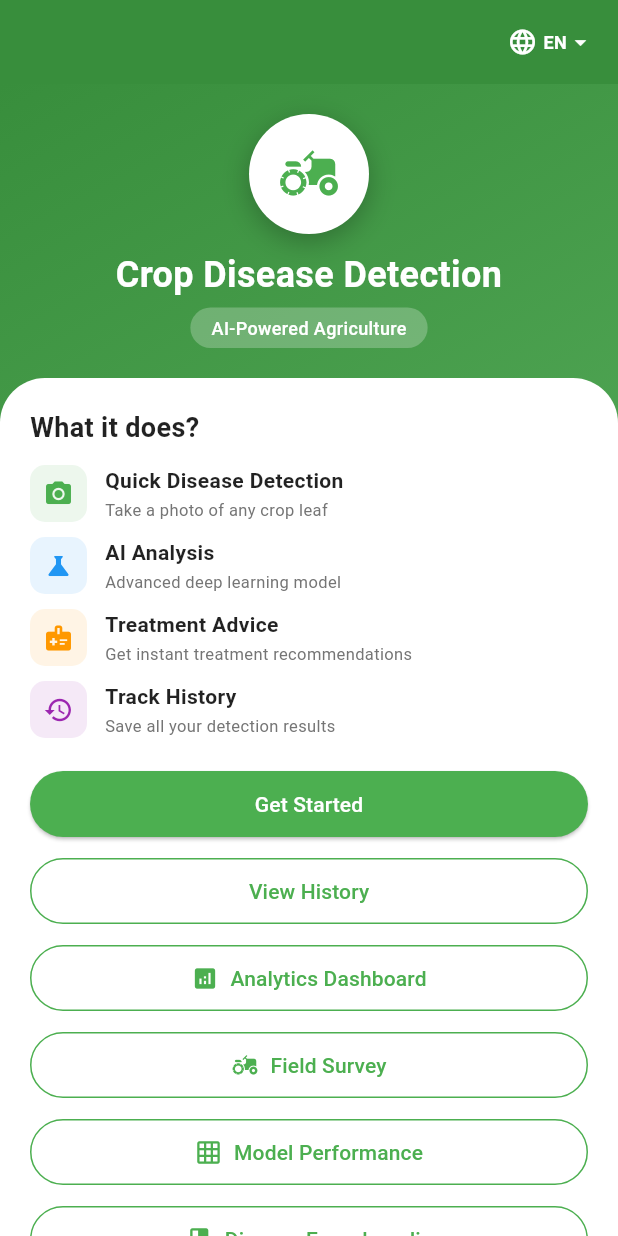
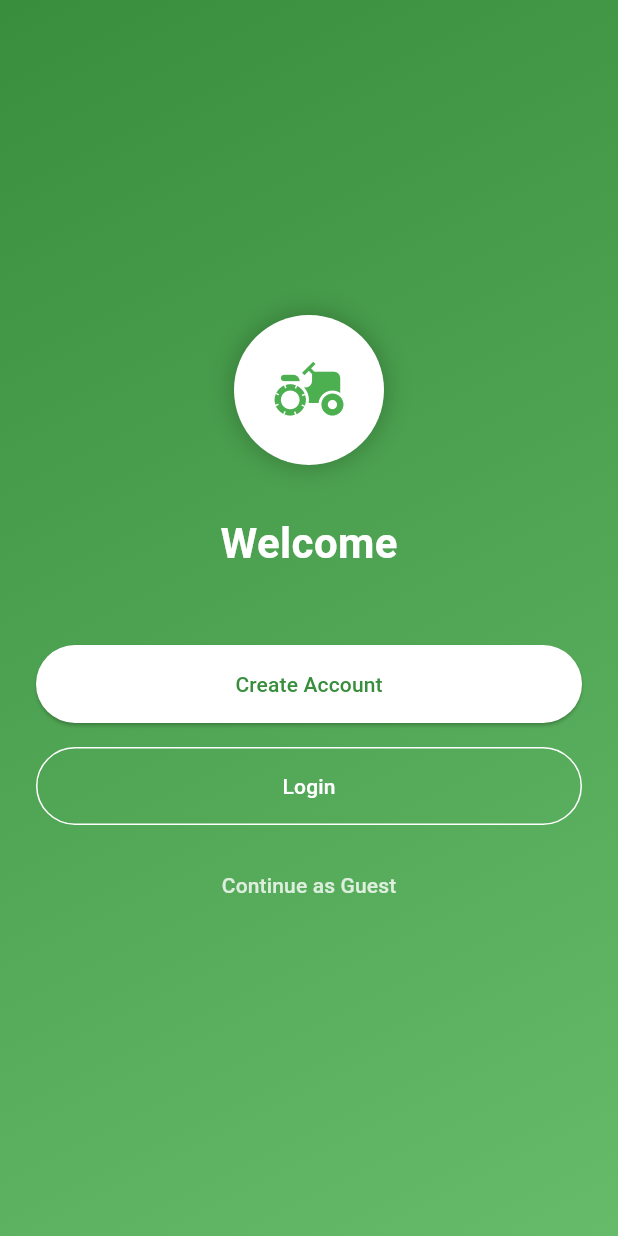
Before and after one commit to Eyerusalem24/flutter-crop-disease-app, a Flutter app: the screen it shows after launch, on a phone screen of 412 x 824 dp. Run offline on Flutter 3.47's test engine with Material 3 defaults, Android fonts, the light colour scheme and no system bars; our stand-ins replace camera, cross_file, csv, fl_chart, flutter_tts, image_picker and 5 more; accounts and stored records are empty.

Commit message:
feat: Add Supabase authentication and cloud sync
- Add Supabase service for auth and cloud storage
- Add login and signup pages with email/password
- Add guest mode option for users without accounts
- Add cloud sync for predictions when logged in
- Add local storage service for guest mode persistence
- Fix null safety in history service
- Update auth wrapper to handle authentication state

```diff
--- a/frontend/lib/main.dart
+++ b/frontend/lib/main.dart
@@ -1,15 +1,25 @@
 import 'package:flutter/material.dart';
 import 'package:camera/camera.dart';
-import 'pages/home_page.dart';
+import 'pages/auth_wrapper.dart';
 import 'services/translation_service.dart';
+import 'services/supabase_service.dart';
 
 List<CameraDescription> cameras = [];
 
 void main() async {
   WidgetsFlutterBinding.ensureInitialized();
+
+  // Initialize Supabase
+  final supabase = SupabaseService();
+  await supabase.init();
+
+  // Initialize translations
   await TranslationService.init();
+
+  // Initialize cameras
   cameras = await availableCameras();
   print('📷 Cameras found: ${cameras.length}');
+
   runApp(const CropDiseaseApp());
 }
 
@@ -23,12 +33,8 @@ class CropDiseaseApp extends StatelessWidget {
       builder: (context, child) {
         return MaterialApp(
           title: TranslationService.translate('app_title'),
-          theme: ThemeData(
-            primaryColor: Colors.green,
-            fontFamily: 'Roboto',
-            useMaterial3: true,
-          ),
-          home: HomePage(cameras: cameras),  // ← Pass cameras here
+          theme: ThemeData(primaryColor: Colors.green),
+          home: AuthWrapper(cameras: cameras),
           debugShowCheckedModeBanner: false,
         );
       },
--- /dev/null
+++ b/frontend/lib/pages/auth_choice_page.dart
@@ -0,0 +1,124 @@
+import 'package:flutter/material.dart';
+import 'package:camera/camera.dart';
+import 'home_page.dart';
+import 'login_page.dart';
+import '../services/local_storage_service.dart';
+import '../services/translation_service.dart';
+
+class AuthChoicePage extends StatelessWidget {
+  final List<CameraDescription> cameras;
+  const AuthChoicePage({super.key, required this.cameras});
+
+  @override
+  Widget build(BuildContext context) {
+    final isAmharic = TranslationService.isAmharic;
+
+    return Scaffold(
+      body: Container(
+        decoration: BoxDecoration(
+          gradient: LinearGradient(
+            begin: Alignment.topLeft,
+            end: Alignment.bottomRight,
+            colors: [Colors.green[700]!, Colors.green[400]!],
+          ),
+        ),
+        child: SafeArea(
+          child: Center(
+            child: Padding(
+              padding: const EdgeInsets.all(24),
+              child: Column(
+                mainAxisAlignment: MainAxisAlignment.center,
+                children: [
+                  Container(
+                    width: 100,
+                    height: 100,
+                    decoration: BoxDecoration(
+                      color: Colors.white,
+                      shape: BoxShape.circle,
+                      boxShadow: const [
+                        BoxShadow(color: Colors.black26, blurRadius: 15),
+                      ],
+                    ),
+                    child: const Icon(Icons.agriculture, size: 50, color: Colors.green),
+                  ),
+                  const SizedBox(height: 32),
+                  Text(
+                    isAmharic ? 'እንኳን ደህና መጡ' : 'Welcome',
+                    style: const TextStyle(fontSize: 28, fontWeight: FontWeight.bold, color: Colors.white),
+                  ),
+                  const SizedBox(height: 48),
+                  SizedBox(
+                    width: double.infinity,
+                    child: ElevatedButton(
+                      onPressed: () {
+                        Navigator.push(
+                          context,
+                          MaterialPageRoute(
+                            builder: (context) => LoginPage(
+                              cameras: cameras,
+                              isSignUp: true,
+                            ),
+                          ),
+                        );
+                      },
+                      style: ElevatedButton.styleFrom(
+                        backgroundColor: Colors.white,
+                        foregroundColor: Colors.green[700],
+                        padding: const EdgeInsets.symmetric(vertical: 16),
+                        shape: RoundedRectangleBorder(borderRadius: BorderRadius.circular(30)),
+                      ),
+                      child: Text(isAmharic ? 'መለያ ፍጠር' : 'Create Account'),
+                    ),
+                  ),
+                  const SizedBox(height: 16),
+                  SizedBox(
+                    width: double.infinity,
+                    child: OutlinedButton(
+                      onPressed: () {
+                        Navigator.push(
+                          context,
+                          MaterialPageRoute(
+                            builder: (context) => LoginPage(
+                              cameras: cameras,
+                              isSignUp: false,
+                            ),
+                          ),
+                        );
+                      },
+                      style: OutlinedButton.styleFrom(
+                        foregroundColor: Colors.white,
+                        side: const BorderSide(color: Colors.white),
+                        padding: const EdgeInsets.symmetric(vertical: 16),
+                        shape: RoundedRectangleBorder(borderRadius: BorderRadius.circular(30)),
+                      ),
+                      child: Text(isAmharic ? 'ግባ' : 'Login'),
+                    ),
+                  ),
+                  const SizedBox(height: 16),
+                  TextButton(
+                    onPressed: () async {
+                      final storage = LocalStorageService();
+                      await storage.setGuestMode(true);
+                      if (context.mounted) {
+                        Navigator.pushReplacement(
+                          context,
+                          MaterialPageRoute(
+                            builder: (context) => HomePage(cameras: cameras),
+                          ),
+                        );
+                      }
+                    },
+                    child: Text(
+                      isAmharic ? 'ያለ መለያ ቀጥል' : 'Continue as Guest',
+                      style: TextStyle(color: Colors.white.withOpacity(0.8)),
+                    ),
+                  ),
+                ],
+              ),
+            ),
+          ),
+        ),
+      ),
+    );
+  }
+}
--- /dev/null
+++ b/frontend/lib/pages/auth_wrapper.dart
@@ -0,0 +1,70 @@
+import 'package:flutter/material.dart';
+import 'package:camera/camera.dart';
+import '../services/supabase_service.dart';
+import '../services/local_storage_service.dart';
+import 'home_page.dart';
+import 'auth_choice_page.dart';
+
+List<CameraDescription> cameras = [];
+
+class AuthWrapper extends StatefulWidget {
+  final List<CameraDescription> cameras;
+  const AuthWrapper({super.key, required this.cameras});
+
+  @override
+  State<AuthWrapper> createState() => _AuthWrapperState();
+}
+
+class _AuthWrapperState extends State<AuthWrapper> {
+  bool _isLoading = true;
+
+  @override
+  void initState() {
+    super.initState();
+    _checkAuth();
+  }
+
+  Future<void> _checkAuth() async {
+    final hasChoice = await LocalStorageService().hasUserChoice();
+    if (hasChoice) {
+      final isGuest = await LocalStorageService().isGuestMode();
+      if (!isGuest && SupabaseService().isLoggedIn) {
+        // User is logged in
+      }
+    }
+    setState(() => _isLoading = false);
+  }
+
+  @override
+  Widget build(BuildContext context) {
+    if (_isLoading) {
+      return const Scaffold(body: Center(child: CircularProgressIndicator()));
+    }
+
+    return FutureBuilder<bool>(
+      future: LocalStorageService().hasUserChoice(),
+      builder: (context, snapshot) {
+        if (snapshot.connectionState == ConnectionState.waiting) {
+          return const Scaffold(body: Center(child: CircularProgressIndicator()));
+        }
+
+        if (snapshot.hasData && snapshot.data == true) {
+          return FutureBuilder<bool>(
+            future: LocalStorageService().isGuestMode(),
+            builder: (context, guestSnapshot) {
+              if (guestSnapshot.hasData && guestSnapshot.data == true) {
+                return HomePage(cameras: widget.cameras);
+              }
+              if (SupabaseService().isLoggedIn) {
+                return HomePage(cameras: widget.cameras);
+              }
+              return AuthChoicePage(cameras: widget.cameras);
+            },
+          );
+        }
+
+        return AuthChoicePage(cameras: widget.cameras);
+      },
+    );
+  }
+}
--- a/frontend/lib/pages/history_page.dart
+++ b/frontend/lib/pages/history_page.dart
@@ -281,7 +281,7 @@ class _HistoryPageState extends State<HistoryPage> {
       itemCount: _predictions.length,
       itemBuilder: (context, index) {
         final item = _predictions[index];
-        final id = item['id'] as int;
+        final id = (item['id'] as int?) ?? 0;
         final crop = item['crop'] ?? 'Unknown';
         final disease = item['disease'] ?? 'Unknown';
         final confidence = (item['confidence'] as num?)?.toDouble() ?? 0.0;
--- a/frontend/pubspec.yaml
+++ b/frontend/pubspec.yaml
@@ -52,7 +52,7 @@ dependencies:
   csv: ^6.0.0
 
    # Supabase for authentication and cloud storage
-  supabase_flutter: ^2.8.0
+  supabase_flutter: ^2.12.4
 
   # Environment variables
   flutter_dotenv: ^5.1.0
```
Also changed, not shown: frontend/lib/pages/login_page.dart (added, +248 -0 lines), frontend/lib/services/history_service.dart (+64 -42 lines), frontend/lib/services/local_storage_service.dart (added, +27 -0 lines), frontend/lib/services/supabase_service.dart (added, +123 -0 lines), 1 other file.
